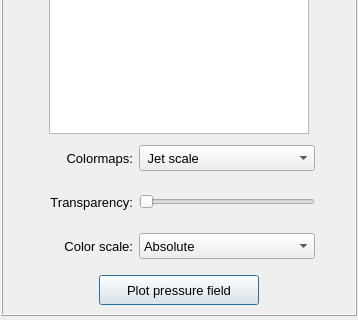
MOPT-UFSC/VIBRA, file vibra/interface/data/ui_files/plots/acoustic/plot_acoustic_pressure_field.ui: the form before one commit; both pictures show x 0 to 358 and y 179 to 499 of the 358 by 499 pixel window.
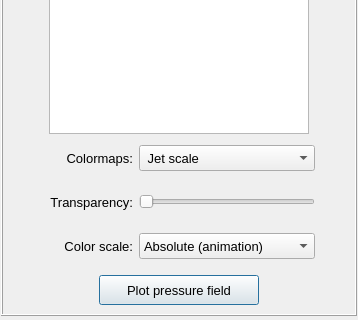
The form after the commit.

Commit message: Adds color scales to the acoustic pressure field plot widget

What changed in the file:
```diff
--- a/vibra/interface/data/ui_files/plots/acoustic/plot_acoustic_pressure_field.ui
+++ b/vibra/interface/data/ui_files/plots/acoustic/plot_acoustic_pressure_field.ui
@@ -382,7 +382,7 @@
            </property>
            <item>
             <property name="text">
-             <string>Absolute</string>
+             <string>Absolute (animation)</string>
             </property>
            </item>
            <item>
```
Left out of the diff: 44 changed lines with no effect on the pictures. The commit also changes 1 other file.
